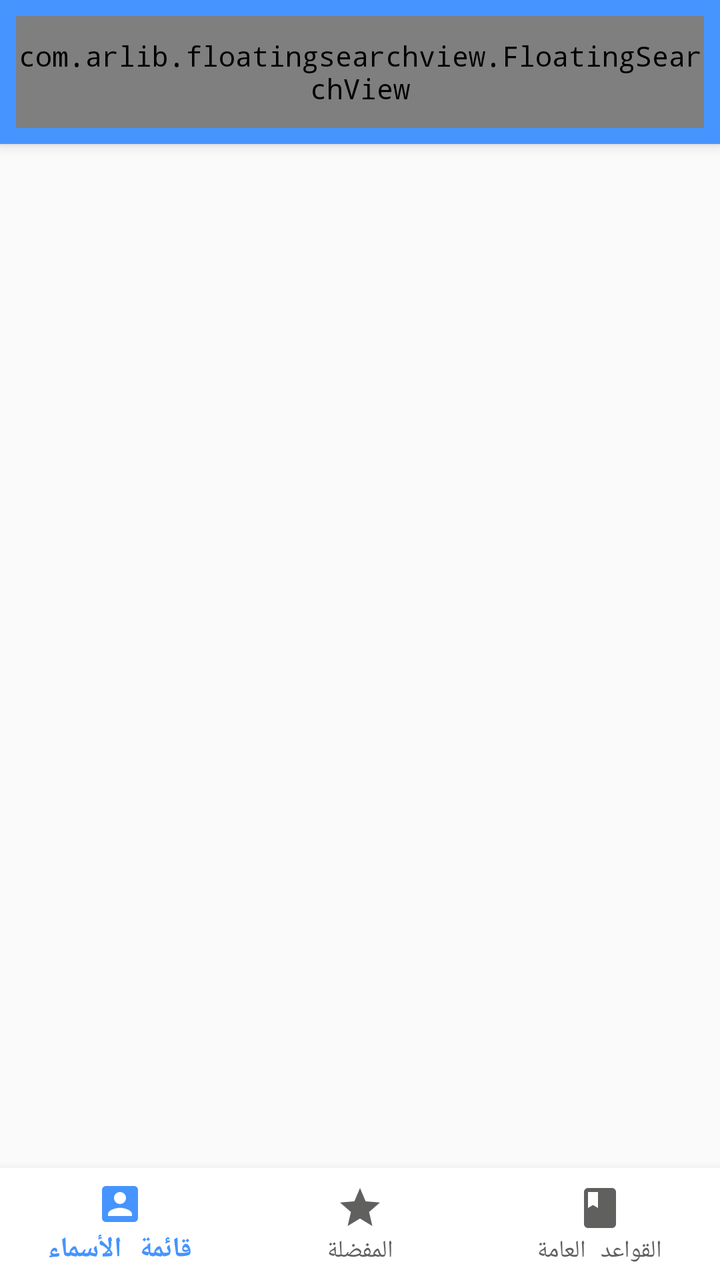
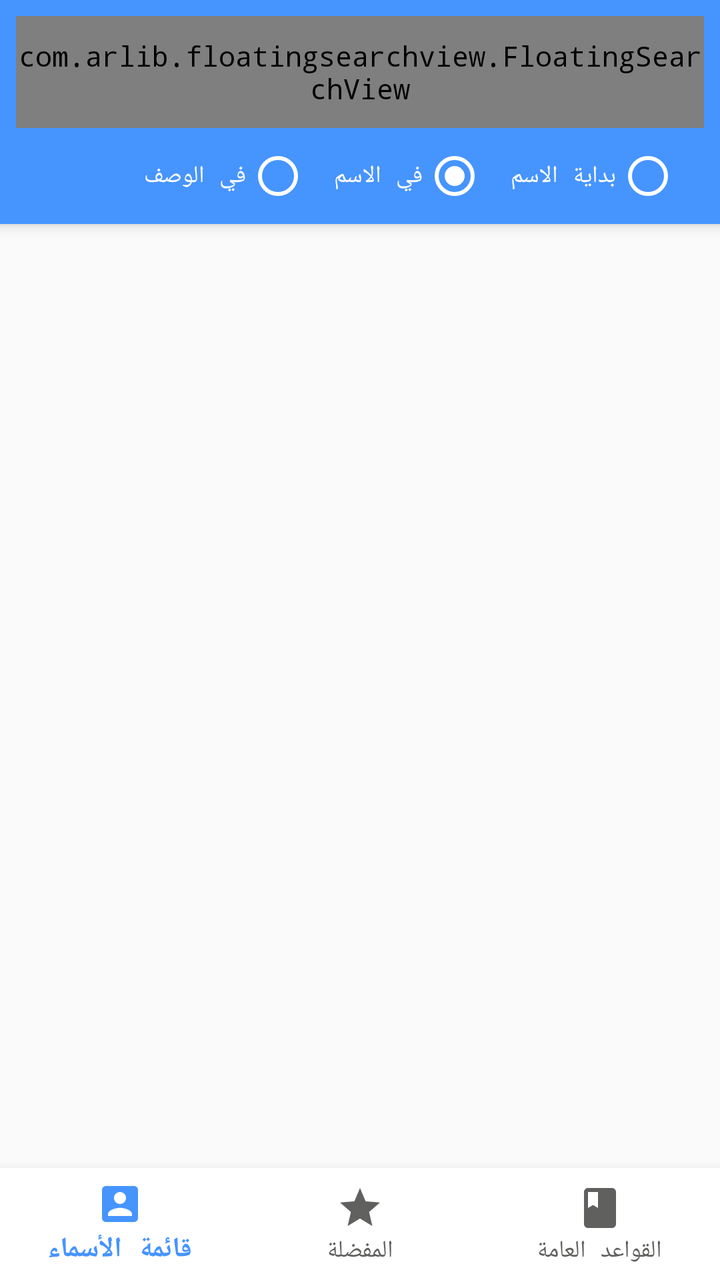

Compare the two renders of this Android layout. The source of the first and the diff that turns it into the second are given below.
<!-- AndroidManifest.xml: application theme AppTheme -->
<!-- res/layout/app_bar_main.xml -->
<?xml version="1.0" encoding="utf-8"?>
<android.support.design.widget.CoordinatorLayout xmlns:android="http://schemas.android.com/apk/res/android"
    xmlns:app="http://schemas.android.com/apk/res-auto"
    xmlns:tools="http://schemas.android.com/tools"
    android:layout_width="match_parent"
    android:layout_height="match_parent"
    tools:context="org.masaha.rejalalhadith.ui.main.MainActivity">

    <android.support.design.widget.AppBarLayout
        android:layout_width="match_parent"
        android:layout_height="wrap_content"
        android:theme="@style/AppTheme.AppBarOverlay">


        <FrameLayout
            android:layout_width="match_parent"
            android:layout_height="wrap_content">

            <TextView
                android:layout_width="match_parent"
                android:layout_height="wrap_content"
                android:padding="16dp"
                android:layout_marginTop="4dp"
                android:text="@string/app_name"
                android:textAppearance="@style/TextAppearance.AppCompat.Large" />

            <com.arlib.floatingsearchview.FloatingSearchView
                android:id="@+id/searchView"
                android:layout_width="match_parent"
                android:layout_height="?attr/actionBarSize"
                android:layout_margin="8dp"
                app:floatingSearch_close_search_on_keyboard_dismiss="true"
                app:floatingSearch_leftActionMode="showHamburger"
                app:floatingSearch_searchHint="    رجال الحديث"
                app:floatingSearch_showSearchKey="true"
                app:floatingSearch_hintTextColor="@android:color/darker_gray"
                app:floatingSearch_suggestionsListAnimDuration="250" />
        </FrameLayout>


    </android.support.design.widget.AppBarLayout>

    <include layout="@layout/content_main" />

</android.support.design.widget.CoordinatorLayout>
<!-- res/layout/content_main.xml (included above) -->
<?xml version="1.0" encoding="utf-8"?>
<RelativeLayout
    xmlns:android="http://schemas.android.com/apk/res/android"
    xmlns:app="http://schemas.android.com/apk/res-auto"
    xmlns:tools="http://schemas.android.com/tools"
    android:layout_width="match_parent"
    android:layout_height="match_parent"
    app:layout_behavior="@string/appbar_scrolling_view_behavior"
    tools:context="org.masaha.rejalalhadith.ui.main.MainActivity"
    tools:showIn="@layout/app_bar_main"
    >

    <FrameLayout
        android:id="@+id/fragmentContainer"
        android:layout_width="match_parent"
        android:layout_height="match_parent"
        >

    </FrameLayout>

    <android.support.design.widget.BottomNavigationView
        android:id="@+id/bottomNavigation"
        android:layout_width="match_parent"
        android:layout_height="wrap_content"
        android:layout_alignParentBottom="true"
        app:itemBackground="@android:color/white"
        app:itemTextColor="@drawable/bottom_nav_color"
        app:itemIconTint="@drawable/bottom_nav_color"
        app:menu="@menu/bottom_navigation_main"
        />

</RelativeLayout>
<!-- resources referenced by this layout -->
<resources>
  <!-- drawable bottom_nav_color (drawable) -->
  <?xml version="1.0" encoding="utf-8"?>
  <selector xmlns:android="http://schemas.android.com/apk/res/android">
      <item android:state_checked="true" android:color="@color/colorPrimary" />
      <item android:state_checked="false" android:color="@color/bottom_black"/>
  </selector>
  <string name="app_name">رجال الحدیث</string>
  <style name="AppTheme.AppBarOverlay" parent="ThemeOverlay.AppCompat.Dark.ActionBar" />
  <style name="AppTheme" parent="Theme.AppCompat.Light.DarkActionBar">
          
          <item name="android:typeface">monospace</item>
          <item name="colorPrimary">@color/colorPrimary</item>
          <item name="colorPrimaryDark">@color/colorPrimaryDark</item>
          <item name="colorAccent">@color/colorAccent</item>
      </style>
  <color name="colorPrimary">#4694FE</color>
  <color name="bottom_black">#60605F</color>
  <color name="colorPrimaryDark">#4694FE</color>
  <color name="colorAccent">#FF4081</color>
</resources>

<!-- the commit's change to res/layout/app_bar_main.xml (unified diff, before → after) -->
@@ -11,32 +11,79 @@
         android:layout_height="wrap_content"
         android:theme="@style/AppTheme.AppBarOverlay">
 
+        <LinearLayout
+            android:layout_width="match_parent"
+            android:layout_height="wrap_content"
+            android:orientation="vertical">
 
-        <FrameLayout
-            android:layout_width="match_parent"
-            android:layout_height="wrap_content">
+            <FrameLayout
+                android:layout_width="match_parent"
+                android:layout_height="wrap_content">
 
-            <TextView
+                <TextView
+                    android:layout_width="match_parent"
+                    android:layout_height="wrap_content"
+                    android:padding="16dp"
+                    android:layout_marginTop="4dp"
+                    android:text="@string/app_name"
+                    android:textAppearance="@style/TextAppearance.AppCompat.Large" />
+
+                <com.arlib.floatingsearchview.FloatingSearchView
+                    android:id="@+id/searchView"
+                    android:layout_width="match_parent"
+                    android:layout_height="?attr/actionBarSize"
+                    android:layout_margin="8dp"
+                    app:floatingSearch_close_search_on_keyboard_dismiss="true"
+                    app:floatingSearch_leftActionMode="showHamburger"
+                    app:floatingSearch_searchHint="    رجال الحديث"
+                    app:floatingSearch_showSearchKey="true"
+                    app:floatingSearch_hintTextColor="@android:color/darker_gray"
+                    app:floatingSearch_suggestionsListAnimDuration="250" />
+            </FrameLayout>
+
+            <RadioGroup
+                android:id="@+id/searchModeGroup"
                 android:layout_width="match_parent"
                 android:layout_height="wrap_content"
-                android:padding="16dp"
-                android:layout_marginTop="4dp"
-                android:text="@string/app_name"
-                android:textAppearance="@style/TextAppearance.AppCompat.Large" />
+                android:gravity="start|center_vertical"
+                android:layoutDirection="rtl"
+                android:orientation="horizontal"
+                android:paddingBottom="8dp"
+                android:paddingEnd="8dp"
+                android:paddingStart="8dp">
 
-            <com.arlib.floatingsearchview.FloatingSearchView
-                android:id="@+id/searchView"
-                android:layout_width="match_parent"
-                android:layout_height="?attr/actionBarSize"
-                android:layout_margin="8dp"
-                app:floatingSearch_close_search_on_keyboard_dismiss="true"
-                app:floatingSearch_leftActionMode="showHamburger"
-                app:floatingSearch_searchHint="    رجال الحديث"
-                app:floatingSearch_showSearchKey="true"
-                app:floatingSearch_hintTextColor="@android:color/darker_gray"
-                app:floatingSearch_suggestionsListAnimDuration="250" />
-        </FrameLayout>
+                <RadioButton
+                    android:id="@+id/searchModeStartsWith"
+                    android:layout_width="wrap_content"
+                    android:layout_height="wrap_content"
+                    android:layout_marginStart="12dp"
+                    android:buttonTint="@color/white"
+                    android:text="@string/search_mode_starts_with"
+                    android:textColor="@color/white"
+                    android:textSize="12sp" />
 
+                <RadioButton
+                    android:id="@+id/searchModeContains"
+                    android:layout_width="wrap_content"
+                    android:layout_height="wrap_content"
+                    android:layout_marginStart="12dp"
+                    android:buttonTint="@color/white"
+                    android:checked="true"
+                    android:text="@string/search_mode_contains"
+                    android:textColor="@color/white"
+                    android:textSize="12sp" />
+
+                <RadioButton
+                    android:id="@+id/searchModeDescription"
+                    android:layout_width="wrap_content"
+                    android:layout_height="wrap_content"
+                    android:layout_marginStart="12dp"
+                    android:buttonTint="@color/white"
+                    android:text="@string/search_mode_description"
+                    android:textColor="@color/white"
+                    android:textSize="12sp" />
+            </RadioGroup>
+        </LinearLayout>
 
     </android.support.design.widget.AppBarLayout>
 
<!-- resource entries referenced after the edit -->
@@ -1,5 +1,6 @@
 <!-- resources referenced by this layout -->
 <resources>
+  <color name="white">#FFFFFF</color>
   <!-- drawable bottom_nav_color (drawable) -->
   <?xml version="1.0" encoding="utf-8"?>
   <selector xmlns:android="http://schemas.android.com/apk/res/android">
@@ -7,6 +8,9 @@
       <item android:state_checked="false" android:color="@color/bottom_black"/>
   </selector>
   <string name="app_name">رجال الحدیث</string>
+  <string name="search_mode_contains">في الاسم</string>
+  <string name="search_mode_description">في الوصف</string>
+  <string name="search_mode_starts_with">بداية الاسم</string>
   <style name="AppTheme.AppBarOverlay" parent="ThemeOverlay.AppCompat.Dark.ActionBar" />
   <style name="AppTheme" parent="Theme.AppCompat.Light.DarkActionBar">
           
